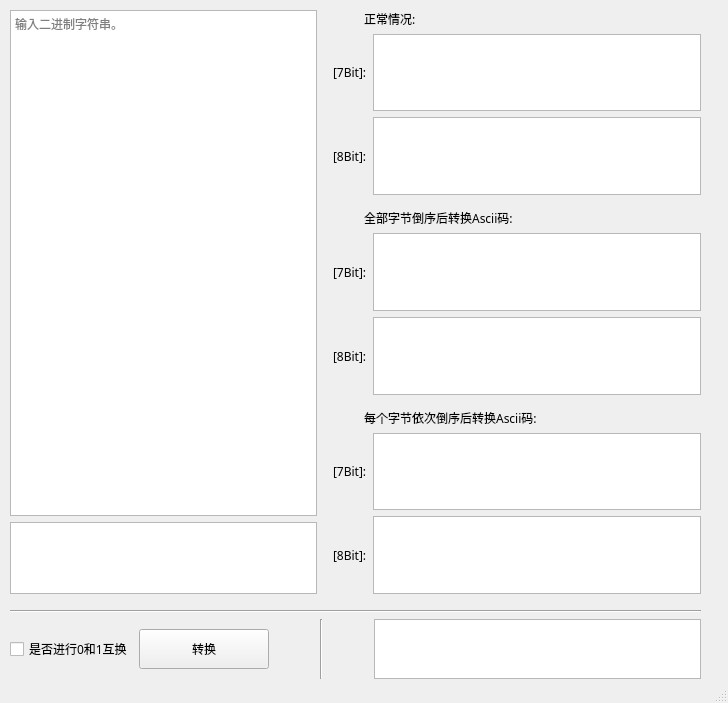
First picture: the form in src/GUI/ui.ui, repository UP0916/B2A-Tools, before the edit.
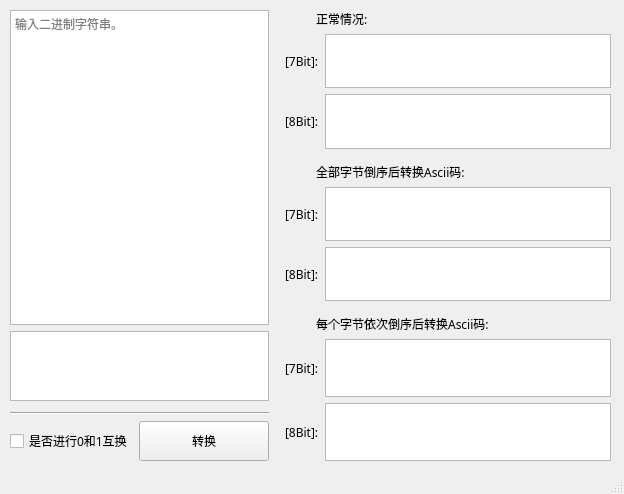
Second picture: the form after the edit. Custom widgets are drawn as their Qt base class.

Commit message: 优化ui

```diff
--- a/src/GUI/ui.ui
+++ b/src/GUI/ui.ui
@@ -6,8 +6,8 @@
    <rect>
     <x>0</x>
     <y>0</y>
-    <width>728</width>
-    <height>703</height>
+    <width>624</width>
+    <height>494</height>
    </rect>
   </property>
   <property name="font">
@@ -27,15 +27,15 @@
      <rect>
       <x>10</x>
       <y>10</y>
-      <width>691</width>
-      <height>669</height>
+      <width>601</width>
+      <height>451</height>
      </rect>
     </property>
     <layout class="QVBoxLayout" name="verticalLayout_7">
      <item>
-      <layout class="QHBoxLayout" name="horizontalLayout_7" stretch="5,0,6">
+      <layout class="QHBoxLayout" name="horizontalLayout_7" stretch="2,0,3">
        <item>
-        <layout class="QVBoxLayout" name="verticalLayout_3" stretch="7,1">
+        <layout class="QVBoxLayout" name="verticalLayout_3" stretch="11,2,0,0,1">
          <item>
           <widget class="MyQPlanTextEdit" name="plainTextEdit">
            <property name="font">
@@ -49,21 +49,68 @@
           </widget>
          </item>
          <item>
-          <widget class="QPlainTextEdit" name="plainTextEdit_9">
-           <property name="sizePolicy">
-            <sizepolicy hsizetype="Minimum" vsizetype="Minimum">
-             <horstretch>0</horstretch>
-             <verstretch>0</verstretch>
-            </sizepolicy>
+          <widget class="QPlainTextEdit" name="plainTextEdit_8">
+           <property name="readOnly">
+            <bool>true</bool>
            </property>
-           <property name="minimumSize">
+          </widget>
+         </item>
+         <item>
+          <spacer name="verticalSpacer_3">
+           <property name="orientation">
+            <enum>Qt::Vertical</enum>
+           </property>
+           <property name="sizeHint" stdset="0">
             <size>
-             <width>0</width>
-             <height>72</height>
+             <width>20</width>
+             <height>5</height>
             </size>
            </property>
+          </spacer>
+         </item>
+         <item>
+          <widget class="Line" name="line">
+           <property name="orientation">
+            <enum>Qt::Horizontal</enum>
+           </property>
           </widget>
          </item>
+         <item>
+          <layout class="QHBoxLayout" name="horizontalLayout_9">
+           <item>
+            <widget class="QCheckBox" name="checkBox">
+             <property name="sizePolicy">
+              <sizepolicy hsizetype="Maximum" vsizetype="Fixed">
+               <horstretch>0</horstretch>
+               <verstretch>0</verstretch>
+              </sizepolicy>
+             </property>
+             <property name="text">
+              <string>是否进行0和1互换</string>
+             </property>
+            </widget>
+           </item>
+           <item>
+            <widget class="QPushButton" name="pushButton">
+             <property name="sizePolicy">
+              <sizepolicy hsizetype="Maximum" vsizetype="Fixed">
+               <horstretch>0</horstretch>
+               <verstretch>0</verstretch>
+              </sizepolicy>
+             </property>
+             <property name="minimumSize">
+              <size>
+               <width>130</width>
+               <height>40</height>
+              </size>
+             </property>
+             <property name="text">
+              <string>转换</string>
+             </property>
+            </widget>
+           </item>
+          </layout>
+         </item>
         </layout>
        </item>
        <item>
@@ -237,127 +284,6 @@
        </item>
       </layout>
      </item>
-     <item>
-      <spacer name="verticalSpacer_3">
-       <property name="orientation">
-        <enum>Qt::Vertical</enum>
-       </property>
-       <property name="sizeType">
-        <enum>QSizePolicy::Minimum</enum>
-       </property>
-       <property name="sizeHint" stdset="0">
-        <size>
-         <width>20</width>
-         <height>10</height>
-        </size>
-       </property>
-      </spacer>
-     </item>
-     <item>
-      <layout class="QVBoxLayout" name="verticalLayout_2">
-       <item>
-        <widget class="Line" name="line">
-         <property name="orientation">
-          <enum>Qt::Horizontal</enum>
-         </property>
-        </widget>
-       </item>
-       <item>
-        <layout class="QHBoxLayout" name="horizontalLayout_8" stretch="0,0,0,0,0,0">
-         <item>
-          <widget class="QCheckBox" name="checkBox">
-           <property name="sizePolicy">
-            <sizepolicy hsizetype="Maximum" vsizetype="Fixed">
-             <horstretch>0</horstretch>
-             <verstretch>0</verstretch>
-            </sizepolicy>
-           </property>
-           <property name="text">
-            <string>是否进行0和1互换</string>
-           </property>
-          </widget>
-         </item>
-         <item>
-          <widget class="QPushButton" name="pushButton">
-           <property name="sizePolicy">
-            <sizepolicy hsizetype="Maximum" vsizetype="Fixed">
-             <horstretch>0</horstretch>
-             <verstretch>0</verstretch>
-            </sizepolicy>
-           </property>
-           <property name="minimumSize">
-            <size>
-             <width>130</width>
-             <height>40</height>
-            </size>
-           </property>
-           <property name="text">
-            <string>转换</string>
-           </property>
-          </widget>
-         </item>
-         <item>
-          <spacer name="horizontalSpacer_2">
-           <property name="orientation">
-            <enum>Qt::Horizontal</enum>
-           </property>
-           <property name="sizeType">
-            <enum>QSizePolicy::Maximum</enum>
-           </property>
-           <property name="sizeHint" stdset="0">
-            <size>
-             <width>45</width>
-             <height>20</height>
-            </size>
-           </property>
-          </spacer>
-         </item>
-         <item>
-          <widget class="Line" name="line_2">
-           <property name="orientation">
-            <enum>Qt::Vertical</enum>
-           </property>
-          </widget>
-         </item>
-         <item>
-          <spacer name="horizontalSpacer_3">
-           <property name="orientation">
-            <enum>Qt::Horizontal</enum>
-           </property>
-           <property name="sizeType">
-            <enum>QSizePolicy::Maximum</enum>
-           </property>
-           <property name="sizeHint" stdset="0">
-            <size>
-             <width>45</width>
-             <height>20</height>
-            </size>
-           </property>
-          </spacer>
-         </item>
-         <item>
-          <widget class="QPlainTextEdit" name="plainTextEdit_8">
-           <property name="sizePolicy">
-            <sizepolicy hsizetype="Maximum" vsizetype="Maximum">
-             <horstretch>0</horstretch>
-             <verstretch>0</verstretch>
-            </sizepolicy>
-           </property>
-           <property name="maximumSize">
-            <size>
-             <width>402</width>
-             <height>60</height>
-            </size>
-           </property>
-           <property name="readOnly">
-            <bool>true</bool>
-           </property>
-          </widget>
-         </item>
-        </layout>
-       </item>
-      </layout>
-     </item>
     </layout>
    </widget>
   </widget>
```
The commit also changes 2 other files.
